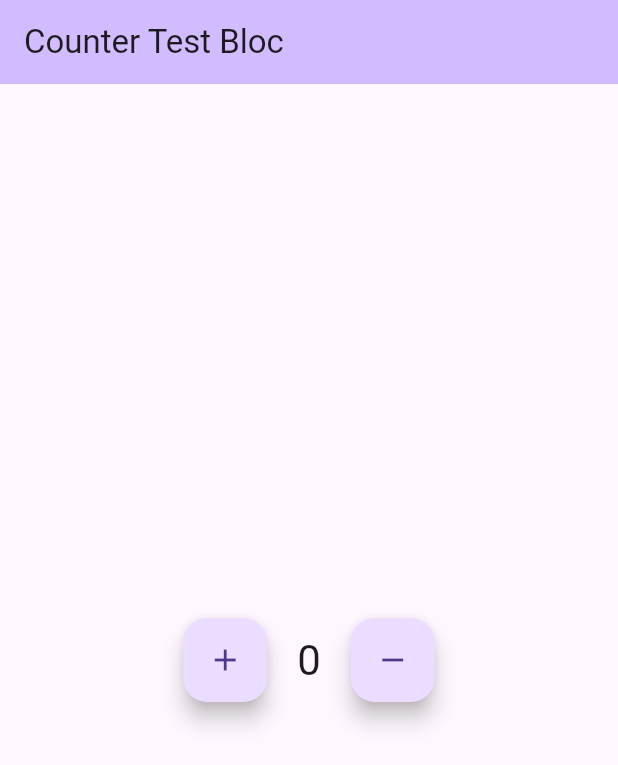
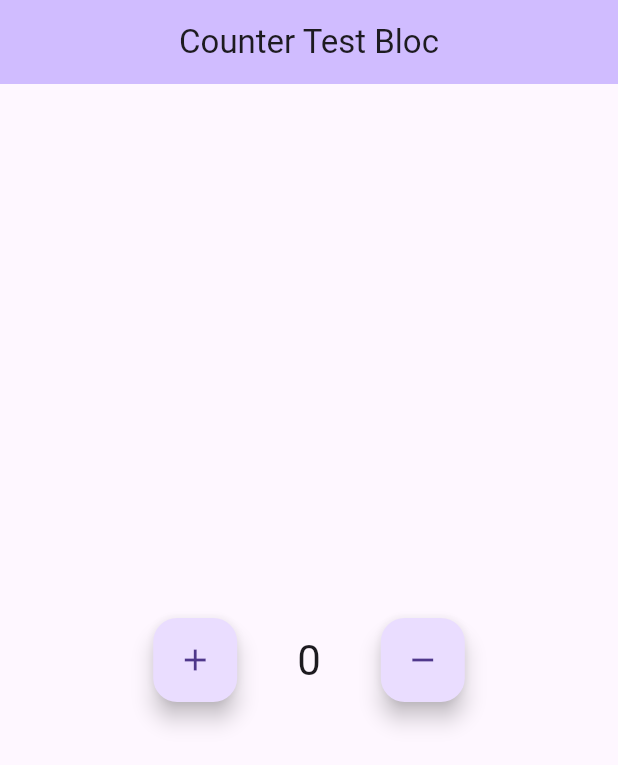
Before and after one commit to 1M0HAMEDSALAH/CounterBloc, a Flutter app: the screen it shows after launch, after a tap on the "add" icon, after a tap on the "remove" icon, on a phone screen of 412 x 824 dp. Shown: the top 765 px of the screen. Run offline on Flutter 3.47's test engine with Material 3 defaults, Android fonts, the phone set to English and light mode, and no system bars; our stand-ins replace bloc, flutter_bloc.

Commit message:
Improve the code

```diff
--- a/lib/ui/screens/counter/bloc/bloc/counter_bloc_bloc.dart
+++ b/lib/ui/screens/counter/bloc/bloc/counter_bloc_bloc.dart
@@ -7,17 +7,11 @@ part 'counter_bloc_state.dart';
 class CounterBlocBloc extends Bloc<CounterBlocEvent, CounterBlocState> {
   CounterBlocBloc() : super(CounterBlocInitial()) {
     on<CounterBlocPlus>((event, emit) {
-      if (state is CounterBlocInitial || state is CounterBlocChangeValue) {
-        final currentCounter = (state as dynamic).counter;
-        emit(CounterBlocChangeValue(counter: currentCounter + 1));
-      }
+      emit(CounterPlusState(state.counter+1));
     });
 
     on<CounterBlocMunis>((event, emit) {
-      if (state is CounterBlocInitial || state is CounterBlocChangeValue) {
-        final currentCounter = (state as dynamic).counter;
-        emit(CounterBlocChangeValue(counter: currentCounter - 1));
-      }
+      emit(CounterPlusState(state.counter-1));
     });
   }
 }
--- a/lib/ui/screens/counter/bloc/bloc/counter_bloc_state.dart
+++ b/lib/ui/screens/counter/bloc/bloc/counter_bloc_state.dart
@@ -2,16 +2,19 @@
 part of 'counter_bloc_bloc.dart';
 
 @immutable
-sealed class CounterBlocState {}
+abstract class CounterBlocState {
+  int counter = 0;
+  CounterBlocState({required this.counter});
+}
 
 class CounterBlocInitial extends CounterBlocState {
-  final int counter;
-  CounterBlocInitial({this.counter = 0});
+  CounterBlocInitial() : super(counter: 0);
 }
 
-class CounterBlocChangeValue extends CounterBlocState {
-  final int counter;
-  CounterBlocChangeValue({
-    required this.counter,
-  });
+class CounterPlusState extends CounterBlocState {
+  CounterPlusState(int plus) : super(counter: plus);
 }
+
+class CounterMunisState extends CounterBlocState {
+  CounterMunisState(munis) :super(counter: munis);
+}
--- a/lib/ui/screens/counter/counter.dart
+++ b/lib/ui/screens/counter/counter.dart
@@ -11,13 +11,10 @@ class MyHomePage extends StatelessWidget {
       appBar: AppBar(
         backgroundColor: Theme.of(context).colorScheme.inversePrimary,
         title: const Text("Counter Test Bloc"),
+        centerTitle: true,
       ),
       body: BlocBuilder<CounterBlocBloc, CounterBlocState>(
         builder: (BuildContext context, state) {
-          final counter =
-              (state is CounterBlocChangeValue || state is CounterBlocInitial)
-                  ? (state as dynamic).counter
-                  : 0;
           return Center(
             child: Row(
               mainAxisAlignment: MainAxisAlignment.center,
@@ -25,23 +22,23 @@ class MyHomePage extends StatelessWidget {
                 FloatingActionButton(
                   onPressed: () =>
                       context.read<CounterBlocBloc>().add(CounterBlocPlus()),
-                  tooltip: 'Increment',
+                  tooltip: 'Plus',
                   child: const Icon(Icons.add),
                 ),
                 const SizedBox(
-                  width: 20,
+                  width: 40,
                 ),
                 Text(
-                  '$counter',
+                  state.counter.toString(),
                   style: Theme.of(context).textTheme.headlineMedium,
                 ),
                 const SizedBox(
-                  width: 20,
+                  width: 40,
                 ),
                 FloatingActionButton(
                   onPressed: () =>
                       context.read<CounterBlocBloc>().add(CounterBlocMunis()),
-                  tooltip: 'Decrement',
+                  tooltip: 'Munis',
                   child: const Icon(Icons.remove),
                 ),
               ],
```
